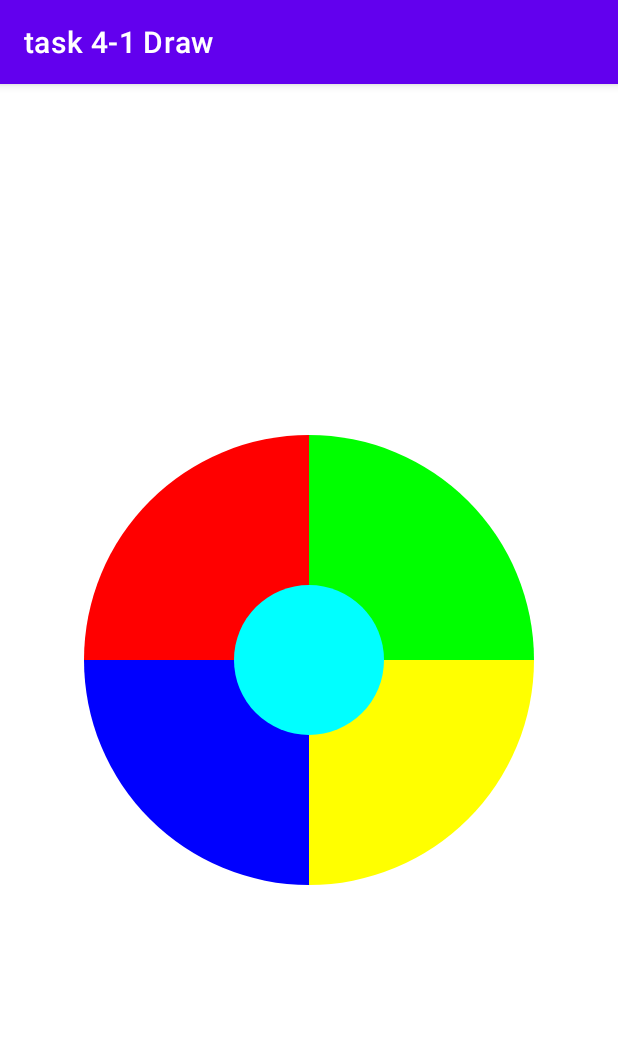
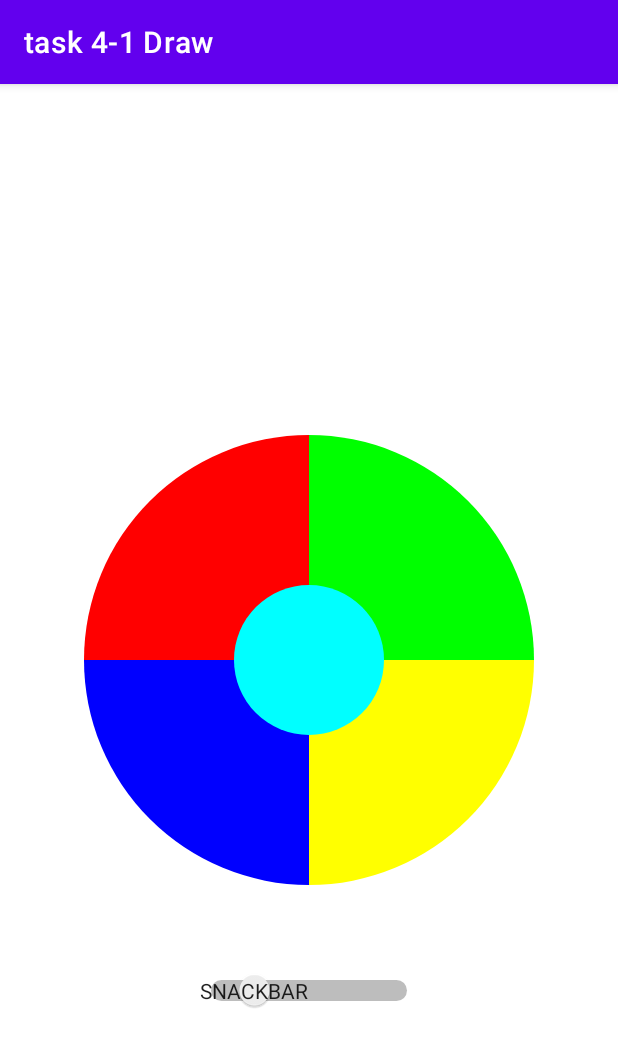
Before and after one commit to AndreiKrayushkin/Md-AD2-16-20-28, an Android app: the screen it shows after launch (MainActivity), on a phone screen of 412 x 824 dp. Shown: the top 1047 px of the screen. Run offline under Robolectric (Android 15) with nearby library versions, the light colour scheme and no system bars.

Commit message:
Task 4-1 Draw correct

```diff
--- a/task4-1draw/src/main/java/by/andrei/firstproject/task4_1draw/CustomView.java
+++ b/task4-1draw/src/main/java/by/andrei/firstproject/task4_1draw/CustomView.java
@@ -22,7 +22,7 @@ public class CustomView extends View {
     }
 
     private int diameter;
-    boolean defaultStateFlag = true;
+    private boolean defaultStateFlag = true;
     private int centerX;
     private int centerY;
     private int radius1;
@@ -35,7 +35,7 @@ public class CustomView extends View {
     private OnCustomViewActionListener onCustomViewActionListener;
     private final Random rand = new Random();
 
-    int[] colorNewFill = getResources().getIntArray(R.array.android_colors);
+    private int[] colorNewFill = getResources().getIntArray(R.array.android_colors);
     public int gerRandColor() {
         return colorNewFill[rand.nextInt(colorNewFill.length)];
     }
@@ -142,19 +142,17 @@ public class CustomView extends View {
                         if (i < 4) {
                             paint[i].setColor(gerRandColor());
                             onCustomViewActionListener.onActionDown(x, y, paint[i].getColor());
-                            invalidate();
                         } else {
                             for (int j = 0; j < sectorLength; j++) {
                                 paint[j].setColor(gerRandColor());
                                 onCustomViewActionListener.onActionDown(x, y, paint[i].getColor());
-                                invalidate();
                             }
                         }
                     }
                 }
             }
-
         }
+        invalidate();
         return super.onTouchEvent(event);
     }
 
--- a/task4-1draw/src/main/res/layout/activity_main.xml
+++ b/task4-1draw/src/main/res/layout/activity_main.xml
@@ -12,5 +12,16 @@
         android:clickable="false"
         app:circleColor="@color/black"
         app:circleDefaultDiameter="300dp"/>
+    <Switch
+        android:id="@+id/switch1"
+        android:layout_width="wrap_content"
+        android:layout_height="wrap_content"
+        app:layout_constraintBottom_toBottomOf="parent"
+        app:layout_constraintStart_toStartOf="parent"
+        app:layout_constraintEnd_toEndOf="parent"
+        android:layout_marginBottom="150dp"
+        android:textOff="@string/snackbar"
+        android:textOn="@string/toast"
+        android:showText="true"/>
 
 </androidx.constraintlayout.widget.ConstraintLayout>
--- a/task4-1draw/src/main/res/values/strings.xml
+++ b/task4-1draw/src/main/res/values/strings.xml
@@ -1,3 +1,5 @@
 <resources>
     <string name="app_name">task 4-1 Draw</string>
+    <string name="snackbar">Snackbar</string>
+    <string name="toast">Toast</string>
 </resources>
```
Also changed, not shown: task4-1draw/src/main/java/by/andrei/firstproject/task4_1draw/MainActivity.java (+24 -0 lines).
